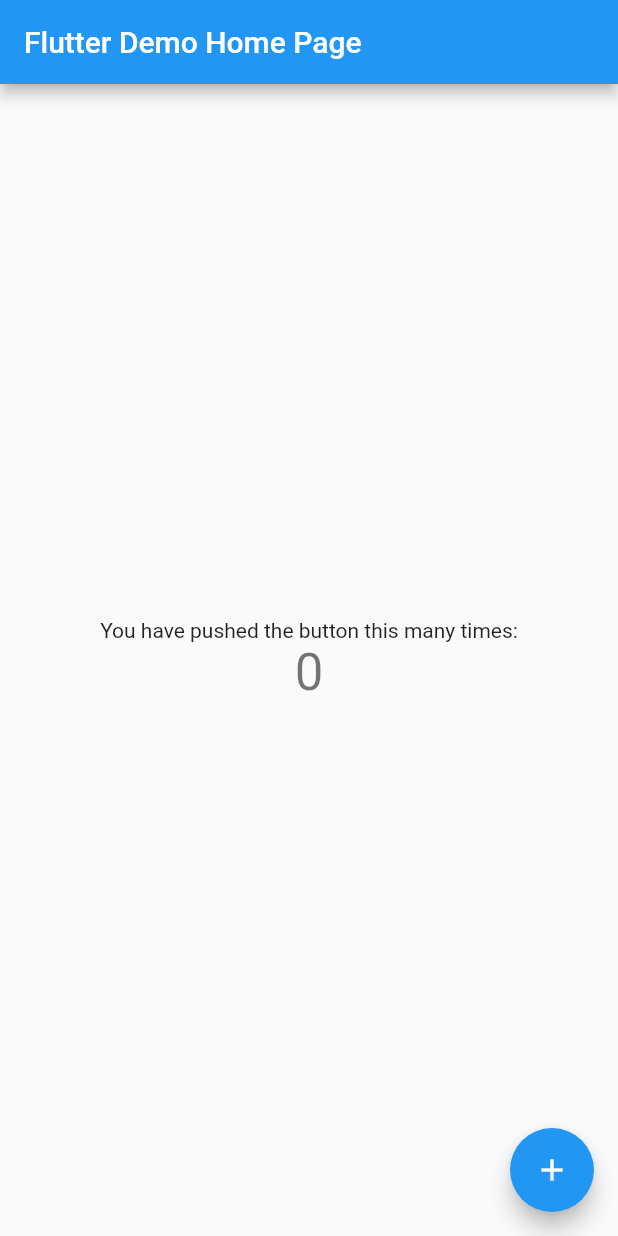
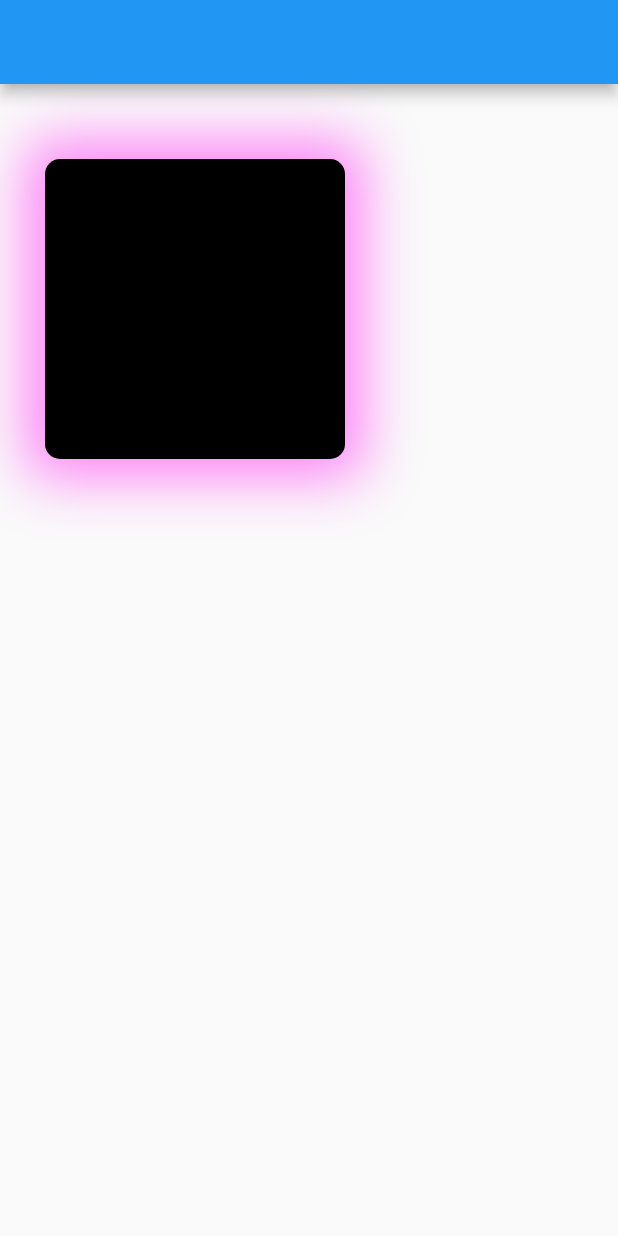
Before and after one commit to Moawiah999/forth-app, a Flutter app: the screen it shows after launch, on a phone screen of 412 x 824 dp. Run offline on Flutter 3.47's test engine with Material 2 defaults, Android fonts, the phone set to English and light mode, and no system bars.

Commit message:
BoxShadow in flutter

```diff
--- a/analysis_options.yaml
+++ b/analysis_options.yaml
@@ -7,7 +7,7 @@
 
 # The following line activates a set of recommended lints for Flutter apps,
 # packages, and plugins designed to encourage good coding practices.
-include: package:flutter_lints/flutter.yaml
+# include: package:flutter_lints/flutter.yaml
 
 linter:
   # The lint rules applied to this project can be customized in the
--- a/lib/main.dart
+++ b/lib/main.dart
@@ -1,115 +1,38 @@
 import 'package:flutter/material.dart';
 
 void main() {
-  runApp(const MyApp());
+  runApp(Myapp());
 }
 
-class MyApp extends StatelessWidget {
-  const MyApp({Key? key}) : super(key: key);
-
-  // This widget is the root of your application.
+class Myapp extends StatelessWidget {
   @override
   Widget build(BuildContext context) {
     return MaterialApp(
-      title: 'Flutter Demo',
-      theme: ThemeData(
-        // This is the theme of your application.
-        //
-        // Try running your application with "flutter run". You'll see the
-        // application has a blue toolbar. Then, without quitting the app, try
-        // changing the primarySwatch below to Colors.green and then invoke
-        // "hot reload" (press "r" in the console where you ran "flutter run",
-        // or simply save your changes to "hot reload" in a Flutter IDE).
-        // Notice that the counter didn't reset back to zero; the application
-        // is not restarted.
-        primarySwatch: Colors.blue,
+      home: Scaffold(
+        appBar: AppBar(),
+        body: Container(
+          margin: EdgeInsets.only(left: 30, top: 50, right: 30, bottom: 50),
+          height: 200,
+          width: 200,
+          decoration: BoxDecoration(
+            color: Colors.black,
+            // color: Colors.blue,
+            borderRadius: BorderRadius.only(
+                topLeft: Radius.circular(10),
+                topRight: Radius.circular(10),
+                bottomLeft: Radius.circular(10),
+                bottomRight: Radius.circular(10)),
+            boxShadow: [
+              BoxShadow(
+                color: Color.fromARGB(255, 255, 7, 243).withOpacity(0.5),
+                spreadRadius: 12,
+                blurRadius: 33,
+                offset: Offset(0, 0), // changes position of shadow
+              ),
+            ],
+          ),
+        ),
       ),
-      home: const MyHomePage(title: 'Flutter Demo Home Page'),
     );
   }
 }
-
-class MyHomePage extends StatefulWidget {
-  const MyHomePage({Key? key, required this.title}) : super(key: key);
-
-  // This widget is the home page of your application. It is stateful, meaning
-  // that it has a State object (defined below) that contains fields that affect
-  // how it looks.
-
-  // This class is the configuration for the state. It holds the values (in this
-  // case the title) provided by the parent (in this case the App widget) and
-  // used by the build method of the State. Fields in a Widget subclass are
-  // always marked "final".
-
-  final String title;
-
-  @override
-  State<MyHomePage> createState() => _MyHomePageState();
-}
-
-class _MyHomePageState extends State<MyHomePage> {
-  int _counter = 0;
-
-  void _incrementCounter() {
-    setState(() {
-      // This call to setState tells the Flutter framework that something has
-      // changed in this State, which causes it to rerun the build method below
-      // so that the display can reflect the updated values. If we changed
-      // _counter without calling setState(), then the build method would not be
-      // called again, and so nothing would appear to happen.
-      _counter++;
-    });
-  }
-
-  @override
-  Widget build(BuildContext context) {
-    // This method is rerun every time setState is called, for instance as done
-    // by the _incrementCounter method above.
-    //
-    // The Flutter framework has been optimized to make rerunning build methods
-    // fast, so that you can just rebuild anything that needs updating rather
-    // than having to individually change instances of widgets.
-    return Scaffold(
-      appBar: AppBar(
-        // Here we take the value from the MyHomePage object that was created by
-        // the App.build method, and use it to set our appbar title.
-        title: Text(widget.title),
-      ),
-      body: Center(
-        // Center is a layout widget. It takes a single child and positions it
-        // in the middle of the parent.
-        child: Column(
-          // Column is also a layout widget. It takes a list of children and
-          // arranges them vertically. By default, it sizes itself to fit its
-          // children horizontally, and tries to be as tall as its parent.
-          //
-          // Invoke "debug painting" (press "p" in the console, choose the
-          // "Toggle Debug Paint" action from the Flutter Inspector in Android
-          // Studio, or the "Toggle Debug Paint" command in Visual Studio Code)
-          // to see the wireframe for each widget.
-          //
-          // Column has various properties to control how it sizes itself and
-          // how it positions its children. Here we use mainAxisAlignment to
-          // center the children vertically; the main axis here is the vertical
-          // axis because Columns are vertical (the cross axis would be
-          // horizontal).
-          mainAxisAlignment: MainAxisAlignment.center,
-          children: <Widget>[
-            const Text(
-              'You have pushed the button this many times:',
-            ),
-            Text(
-              '$_counter',
-              style: Theme.of(context).textTheme.headline4,
-            ),
-          ],
-        ),
-      ),
-      floatingActionButton: FloatingActionButton(
-        onPressed: _incrementCounter,
-        tooltip: 'Increment',
-        child: const Icon(Icons.add),
-      ), // This trailing comma makes auto-formatting nicer for build methods.
-    );
-  }
-}
--- a/pubspec.yaml
+++ b/pubspec.yaml
@@ -44,7 +44,7 @@
   # activated in the `analysis_options.yaml` file located at the root of your
   # package. See that file for information about deactivating specific lint
   # rules and activating additional ones.
-  flutter_lints: ^2.0.0
+  # flutter_lints: ^2.0.0
 
 # For information on the generic Dart part of this file, see the
 # following page: https://dart.dev/tools/pub/pubspec
```
Also changed, not shown: pubspec.lock.
